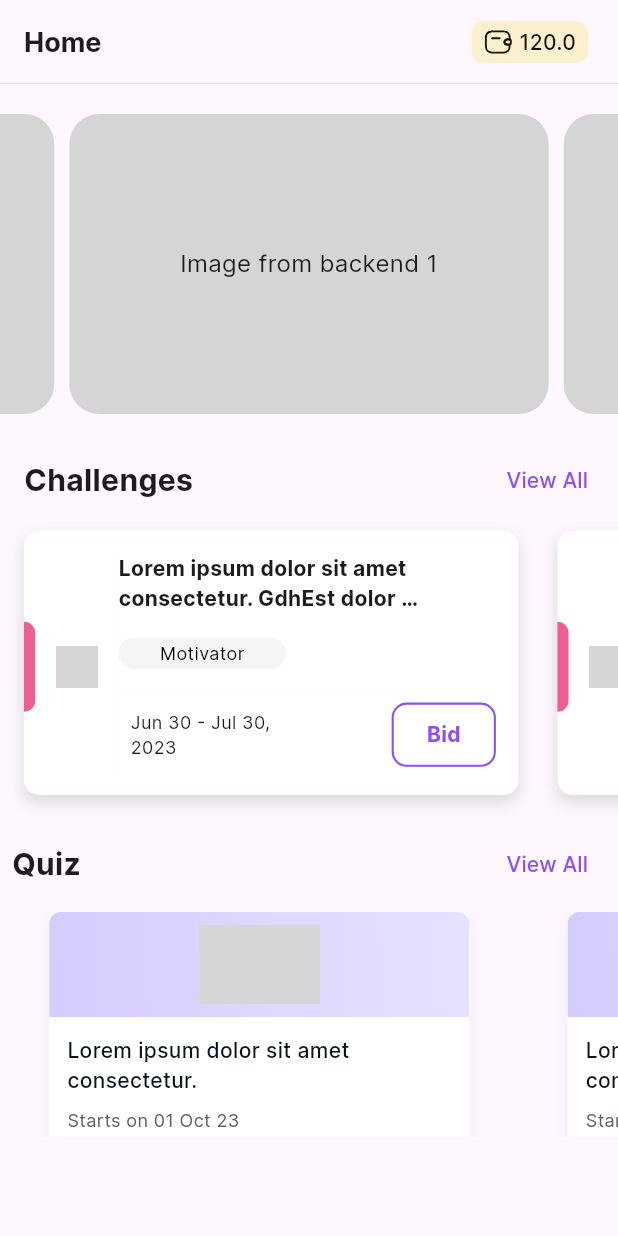
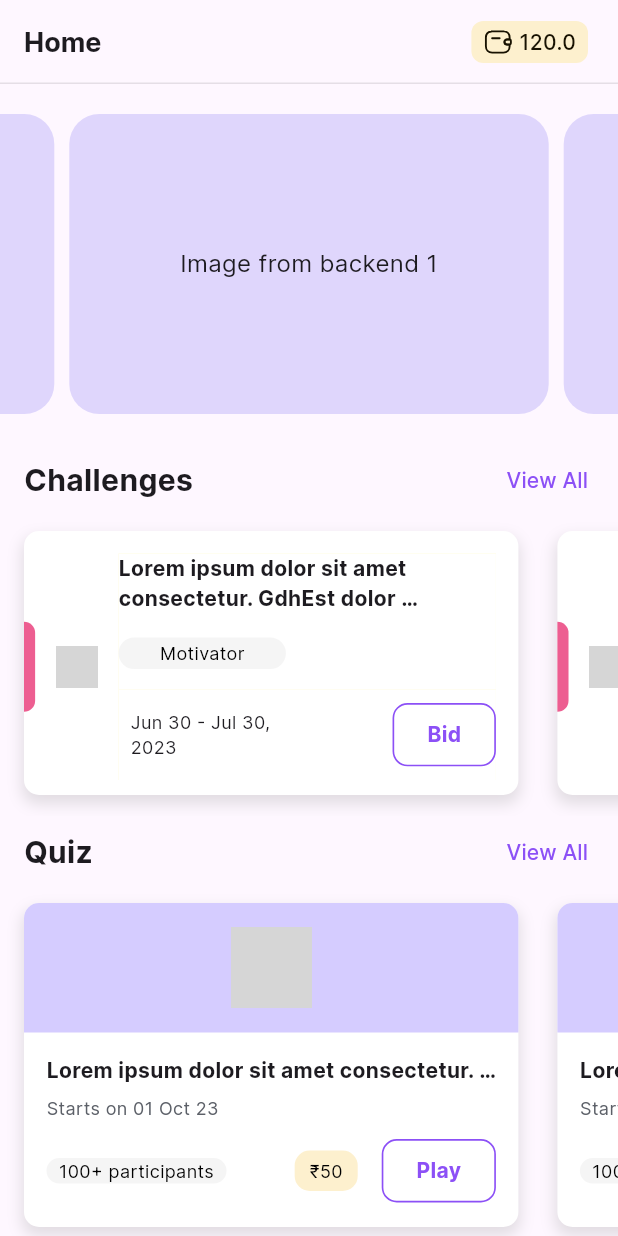
Before and after one commit to vanderduse/skillspe-Flutter-, a Flutter app: the screen it shows after launch, on a phone screen of 412 x 824 dp. Run offline on Flutter 3.47's test engine with Material 3 defaults, Android fonts, the phone set to English and light mode, and no system bars; drawn by our look-alikes of carousel_slider; our stand-ins replace auto_size_text, bloc, country_code_picker, dio, dots_indicator, flutter_bloc and 4 more; missing offline and left inert: dart:ffi; network calls fail; grey boxes are pictures that could not be loaded.

Commit message:
style: :lipstick: quiz cards

```diff
--- a/lib/screens/home_screens/challenges_card.dart
+++ b/lib/screens/home_screens/challenges_card.dart
@@ -163,24 +163,29 @@ class ChallengeCard extends StatelessWidget {
                             ),
                           ),
                           SizedBox(
-                              height:
-                                  8), // Adding some space between title and tag
+                            height:
+                                8, // Adding some space between title and tag
+                          ),
 
-                          // Container for the tag with fixed width
+// Container for the tag with fixed width
                           Container(
                             margin: EdgeInsets.only(top: 8),
                             child: SizedBox(
                               child: Container(
-                                margin: EdgeInsets.only(right: 140.0),
+                                margin: const EdgeInsets.only(
+                                    right:
+                                        140.0), // Use const for unchanged EdgeInsets
                                 decoration: BoxDecoration(
-                                  color: Color(
-                                      0xFFF5F5F5), // Replace with your desired color code
+                                  color: const Color(
+                                      0xFFF5F5F5), // Use const for unchanged color
                                   borderRadius: BorderRadius.circular(20),
                                 ),
                                 child: Center(
                                   child: Padding(
-                                    padding: EdgeInsets.symmetric(
-                                        horizontal: 5, vertical: 2),
+                                    padding: const EdgeInsets.symmetric(
+                                        horizontal: 5,
+                                        vertical:
+                                            2), // Use const for unchanged EdgeInsets
                                     child: Text(
                                       item['type'],
                                       style: TextStyle(
@@ -223,7 +228,7 @@ class ChallengeCard extends StatelessWidget {
                             decoration: BoxDecoration(
                               borderRadius: BorderRadius.circular(10),
                               border: Border.all(
-                                  width: 1.4,
+                                  width: 1.1,
                                   color: Color(0xFF8C50F6)), // Border color
                             ),
                             padding: EdgeInsets.symmetric(
--- a/lib/screens/home_screens/main.dart
+++ b/lib/screens/home_screens/main.dart
@@ -58,25 +58,28 @@ class _HomeMain extends State<HomeMain> {
                   'title':
                       'Lorem ipsum dolor sit amet consectetur. GdhEst dolor sit amet consectetur',
                   'icon':
-                      'https://cdn-icons-png.flaticon.com/512/1800/1800912.png',
-                  'type': 'Motivator',
-                  'date': 'Jun 30 - Jul 30, 2023',
-                  // Add more properties as needed
-                },
-                {
-                  'title': 'Lorem ipsum dolor sit amet.',
-                  'icon':
-                      'https://cdn-icons-png.flaticon.com/512/1800/1800912.png',
-                  'type': 'Inspiration',
-                  'date': 'Jun 30 - Jul 30, 2023',
+                      'https://cdn-icons-png.flaticon.com/512/4999/4999578.png',
+                  'participants': '100+ participants',
+                  'date': 'Starts on 01 Oct 23',
+                  'price': '₹50'
                   // Add more properties as needed
                 },
                 {
                   'title': 'Lorem ipsum dolor sit amet consectetur.',
                   'icon':
-                      'https://cdn-icons-png.flaticon.com/512/1800/1800912.png',
-                  'type': 'Inspiration',
-                  'date': 'Jun 30 - Jul 30, 2023',
+                      'https://cdn-icons-png.flaticon.com/512/4999/4999578.png',
+                  'participants': '100+ participants',
+                  'date': 'Starts on 01 Oct 23',
+                  'price': '₹20'
+                  // Add more properties as needed
+                },
+                {
+                  'title': 'Lorem ipsum dolor.',
+                  'icon':
+                      'https://cdn-icons-png.flaticon.com/512/4999/4999578.png',
+                  'participants': '100+ participants',
+                  'date': 'Starts on 01 Oct 23',
+                  'price': '₹50'
                   // Add more properties as needed
                 },
                 // Add more data items as needed
@@ -107,7 +110,7 @@ class MySwiper extends StatelessWidget {
                 width: MediaQuery.of(context).size.width,
                 margin: EdgeInsets.symmetric(horizontal: 5.0),
                 decoration: BoxDecoration(
-                  color: Color.fromARGB(255, 213, 213, 213),
+                  color: Color.fromARGB(255, 223, 214, 252),
                   borderRadius:
                       BorderRadius.circular(20.0), // Adjust the radius
                   boxShadow: const [
--- a/lib/screens/home_screens/quiz_card.dart
+++ b/lib/screens/home_screens/quiz_card.dart
@@ -15,7 +15,7 @@ class QuizWidget extends StatelessWidget {
       crossAxisAlignment: CrossAxisAlignment.start,
       children: [
         Padding(
-          padding: const EdgeInsets.all(8.0),
+          padding: EdgeInsets.only(left: 16.0, right: 8.0),
           child: Row(
             mainAxisAlignment: MainAxisAlignment.spaceBetween,
             children: [
@@ -38,17 +38,26 @@ class QuizWidget extends StatelessWidget {
           ),
         ),
         SizedBox(
-          height: 150, // Set a fixed height for the horizontal ListView
-          child: ListView(
+          height: 240, // Set a fixed height for the horizontal ListView
+          child: Container(
+            child: ListView.builder(
               scrollDirection: Axis.horizontal,
-            children: data.map((item) {
+              itemCount: data.length,
+              itemBuilder: (BuildContext context, int index) {
                 return Container(
                   width: MediaQuery.of(context).size.width *
                       0.8, // 80% of screen width
-                margin: EdgeInsets.symmetric(horizontal: 8.0),
-                child: QuizCard(item: item), // Using the CustomCard widget
+                  margin: EdgeInsets.symmetric(
+                    horizontal: index == 0
+                        ? 16.0
+                        : (index == data.length - 1 ? 16.0 : 10.0),
+                  ),
+                  child: QuizCard(
+                    item: data[index],
+                  ),
                 );
-            }).toList(),
+              },
+            ),
           ),
         ),
       ],
@@ -58,244 +67,151 @@ class QuizWidget extends StatelessWidget {
 
 class QuizCard extends StatelessWidget {
   final Map<String, dynamic> item;
+  final String? backgroundColor; // Use nullable string for optional parameter
 
-  QuizCard({required this.item});
+  const QuizCard({required this.item, this.backgroundColor});
+
   @override
   Widget build(BuildContext context) {
-    return Column(
+    final defaultBackgroundColor =
+        '#FF0000'; // Change to your desired shade of red
+    final actualBackgroundColor = backgroundColor ?? defaultBackgroundColor;
+
+    return Container(
+      margin: EdgeInsets.only(top: 10, bottom: 14),
+      decoration: BoxDecoration(
+        color: Colors.white,
+        borderRadius: BorderRadius.circular(10.0),
+        boxShadow: [
+          BoxShadow(
+            color: Colors.grey.withOpacity(0.3), // Shadow color
+            spreadRadius: 1, // Spread radius
+            blurRadius: 8, // Blur radius
+            offset: Offset(0, 5), // Shadow position
+          ),
+        ],
+      ),
+      padding: EdgeInsets.fromLTRB(0, 0, 0, 0.0),
+      child: Column(
+        children: [
+          Expanded(
+            // Use Expanded instead of Container for flexible sizing
+            flex: 4, // Divide space according to desired ratio (40% : 60%)
+            child: Container(
+              decoration: BoxDecoration(
+                color: const Color(0xFFFD5CCFF),
+                borderRadius: BorderRadius.only(
+                  topLeft: Radius.circular(10.0),
+                  topRight: Radius.circular(10.0),
+                ),
+              ),
+              child: Center(
+                child: Padding(
+                  padding: const EdgeInsets.all(5.0),
+                  child: Image.network(
+                    'https://cdn-icons-png.flaticon.com/512/4999/4999578.png',
+                    width: 54,
+                    height: 54,
+                    // You can adjust the width and height as needed
+                  ),
+                ),
+              ),
+              // Add your desired content for the top section here
+            ),
+          ),
+          // Bottom section with remaining space
+          Expanded(
+            flex: 6,
+            child: Container(
+              padding: EdgeInsets.fromLTRB(15.0, 15.0, 15.0, 0.0),
+              child: Column(
+                crossAxisAlignment: CrossAxisAlignment.stretch,
+                children: [
+                  Text(
+                    item['title'],
+                    style: TextStyle(
+                      fontWeight: FontWeight.bold,
+                      fontSize: 14.0,
+                    ),
+                    maxLines: 1,
+                    overflow: TextOverflow.ellipsis,
+                  ),
+                  SizedBox(height: 5), // Adding space between title and date
+
+                  Container(
+                    margin: EdgeInsets.symmetric(vertical: 2.0),
+                    child: Text(
+                      item['date'],
+                      style: TextStyle(
+                        color: Color(0xFF5C6068), // Text color
+                        fontSize: 12.0,
+                      ),
+                    ),
+                  ),
+
+                  Container(
+                    margin: EdgeInsets.symmetric(vertical: 10.0),
+                    decoration: BoxDecoration(),
+                    child: Row(
+                      mainAxisAlignment: MainAxisAlignment.spaceBetween,
                       children: [
                         Container(
-          width: 280,
-          height: 300,
-          clipBehavior: Clip.antiAlias,
-          decoration: ShapeDecoration(
-            color: Colors.white,
-            shape:
-                RoundedRectangleBorder(borderRadius: BorderRadius.circular(8)),
-            shadows: [
-              BoxShadow(
-                color: Color(0x19717C86),
-                blurRadius: 8,
-                offset: Offset(0, 2),
-                spreadRadius: 0,
-              )
-            ],
+                          child: Container(
+                            width: 120,
+                            padding: EdgeInsets.all(0.0), // Adding padding
+                            decoration: BoxDecoration(
+                              color: Color(0xFFF5F5F5),
+                              borderRadius: BorderRadius.circular(20.0),
                             ),
-          child: Column(
-            mainAxisSize: MainAxisSize.min,
-            mainAxisAlignment: MainAxisAlignment.start,
-            crossAxisAlignment: CrossAxisAlignment.center,
-            children: [
-              Container(
-                width: double.infinity,
-                height: 70,
-                child: Stack(
-                  children: [
-                    Positioned(
-                      left: 0,
-                      top: 0,
-                      child: Container(
-                        width: 280,
-                        height: 70,
-                        decoration: BoxDecoration(
-                          gradient: LinearGradient(
-                            begin: Alignment(0.99, -0.15),
-                            end: Alignment(-0.99, 0.15),
-                            colors: [Color(0xFFE6E1FF), Color(0xFFD5CCFE)],
+                            child: Center(
+                              child: Text(
+                                item['participants'],
+                                style: TextStyle(
+                                  color: Colors.black,
+                                  fontSize: 12.0,
+                                ),
+                                textAlign: TextAlign.center,
                               ),
                             ),
                           ),
                         ),
-                    Positioned(
-                      left: 100,
-                      top: 8.75,
-                      child: Container(
-                        width: 80.48,
-                        height: 52.50,
+                        Container(
+                          // padding: EdgeInsets.all(8.0),
+                          child: Row(
+                            mainAxisAlignment: MainAxisAlignment.spaceBetween,
+                            children: [
+                              Container(
+                                padding: EdgeInsets.symmetric(
+                                    vertical: 5.0, horizontal: 10.0),
                                 decoration: BoxDecoration(
-                          image: DecorationImage(
-                            image: NetworkImage(
-                                "https://via.placeholder.com/80x52"),
-                            fit: BoxFit.contain,
+                                  color: Color(0xFFFDF0CE),
+                                  borderRadius: BorderRadius.circular(10.0),
+                                ),
+                                child: Text(
+                                  item['price'],
+                                  style: TextStyle(
+                                    color: Colors.black,
+                                    fontSize: 12.0,
                                   ),
                                 ),
                               ),
+                              SizedBox(
+                                  width: 16), // Adding space between containers
+                              Container(
+                                decoration: BoxDecoration(
+                                  borderRadius: BorderRadius.circular(10),
+                                  border: Border.all(
+                                      width: 1.1,
+                                      color: Color(0xFF8C50F6)), // Border color
                                 ),
-                  ],
-                ),
-              ),
-              Container(
-                width: double.infinity,
-                height: 100,
-                padding: const EdgeInsets.all(12),
-                child: Column(
-                  mainAxisSize: MainAxisSize.min,
-                  mainAxisAlignment: MainAxisAlignment.start,
-                  crossAxisAlignment: CrossAxisAlignment.start,
-                  children: [
-                    Container(
-                      width: double.infinity,
-                      child: Column(
-                        mainAxisSize: MainAxisSize.min,
-                        mainAxisAlignment: MainAxisAlignment.start,
-                        crossAxisAlignment: CrossAxisAlignment.start,
-                        children: [
-                          Container(
-                            width: double.infinity,
-                            child: Column(
-                              mainAxisSize: MainAxisSize.min,
-                              mainAxisAlignment: MainAxisAlignment.start,
-                              crossAxisAlignment: CrossAxisAlignment.start,
-                              children: [
-                                SizedBox(
-                                  width: double.infinity,
+                                padding: EdgeInsets.symmetric(
+                                    horizontal: 22, vertical: 10),
                                 child: Text(
-                                    'Lorem ipsum dolor sit amet consectetur.',
+                                  'Play',
                                   style: TextStyle(
-                                      color: Color(0xFF0A121A),
+                                    fontWeight: FontWeight.bold,
                                     fontSize: 14,
-                                      fontFamily: 'Inter',
-                                      fontWeight: FontWeight.w500,
-                                    ),
-                                  ),
-                                ),
-                              ],
-                            ),
-                          ),
-                          const SizedBox(height: 8),
-                          SizedBox(
-                            child: Text(
-                              'Starts on 01 Oct 23',
-                              style: TextStyle(
-                                color: Color(0xFF5C6068),
-                                fontSize: 12,
-                                fontFamily: 'Inter',
-                                fontWeight: FontWeight.w400,
-                              ),
-                            ),
-                          ),
-                        ],
-                      ),
-                    ),
-                    const SizedBox(height: 8),
-                    Container(
-                      width: double.infinity,
-                      child: Row(
-                        mainAxisSize: MainAxisSize.min,
-                        mainAxisAlignment: MainAxisAlignment.start,
-                        crossAxisAlignment: CrossAxisAlignment.center,
-                        children: [
-                          Container(
-                            padding: const EdgeInsets.symmetric(
-                                horizontal: 8, vertical: 2),
-                            clipBehavior: Clip.antiAlias,
-                            decoration: ShapeDecoration(
-                              color: Color(0xFFF5F5F5),
-                              shape: RoundedRectangleBorder(
-                                borderRadius: BorderRadius.circular(100),
-                              ),
-                            ),
-                            child: Row(
-                              mainAxisSize: MainAxisSize.min,
-                              mainAxisAlignment: MainAxisAlignment.start,
-                              crossAxisAlignment: CrossAxisAlignment.center,
-                              children: [
-                                Container(
-                                  child: Column(
-                                    mainAxisSize: MainAxisSize.min,
-                                    mainAxisAlignment: MainAxisAlignment.start,
-                                    crossAxisAlignment:
-                                        CrossAxisAlignment.start,
-                                    children: [
-                                      Text(
-                                        '100+ participants',
-                                        style: TextStyle(
-                                          color: Colors.black,
-                                          fontSize: 12,
-                                          fontFamily: 'Inter',
-                                          fontWeight: FontWeight.w400,
-                                        ),
-                                      ),
-                                    ],
-                                  ),
-                                ),
-                              ],
-                            ),
-                          ),
-                          const SizedBox(width: 12),
-                          Expanded(
-                            child: Container(
-                              child: Row(
-                                mainAxisSize: MainAxisSize.min,
-                                mainAxisAlignment: MainAxisAlignment.end,
-                                crossAxisAlignment: CrossAxisAlignment.center,
-                                children: [
-                                  Container(
-                                    padding: const EdgeInsets.symmetric(
-                                        horizontal: 8, vertical: 4),
-                                    decoration: ShapeDecoration(
-                                      color: Color(0xFFFDF0CE),
-                                      shape: RoundedRectangleBorder(
-                                          borderRadius:
-                                              BorderRadius.circular(8)),
-                                    ),
-                                    child: Row(
-                                      mainAxisSize: MainAxisSize.min,
-                                      mainAxisAlignment:
-                                          MainAxisAlignment.center,
-                                      crossAxisAlignment:
-                                          CrossAxisAlignment.center,
-                                      children: [
-                                        Text(
-                                          '₹50',
-                                          textAlign: TextAlign.center,
-                                          style: TextStyle(
-                                            color: Color(0xFF181201),
-                                            fontSize: 12,
-                                            fontFamily: 'Inter',
-                                            fontWeight: FontWeight.w500,
-                                          ),
-                                        ),
-                                      ],
-                                    ),
-                                  ),
-                                  const SizedBox(width: 12),
-                                  Container(
-                                    width: 64,
-                                    padding: const EdgeInsets.symmetric(
-                                        horizontal: 14, vertical: 6),
-                                    decoration: ShapeDecoration(
-                                      shape: RoundedRectangleBorder(
-                                        side: BorderSide(
-                                            width: 1, color: Color(0xFF7E56DA)),
-                                        borderRadius: BorderRadius.circular(8),
-                                      ),
-                                    ),
-                                    child: Row(
-                                      mainAxisSize: MainAxisSize.min,
-                                      mainAxisAlignment:
-                                          MainAxisAlignment.center,
-                                      crossAxisAlignment:
-                                          CrossAxisAlignment.center,
-                                      children: [
-                                        Expanded(
-                                          child: SizedBox(
-                                            child: Text(
-                                              'Play ',
-                                              textAlign: TextAlign.center,
-                                              style: TextStyle(
-                                                color: Color(0xFF8C50F6),
-                                                fontSize: 12,
-                                                fontFamily: 'Inter',
-                                                fontWeight: FontWeight.w500,
-                                              ),
-                                            ),
-                                          ),
-                                        ),
-                                      ],
-                                    ),
-                                  ),
-                                ],
+                                    color: Color(0xFF8C50F6), // Text color
                                   ),
                                 ),
                               ),
@@ -308,7 +224,9 @@ class QuizCard extends StatelessWidget {
                 ],
               ),
             ),
+          ),
         ],
+      ),
     );
   }
 }
```
Lines whose indentation alone changed are shown as unchanged.
